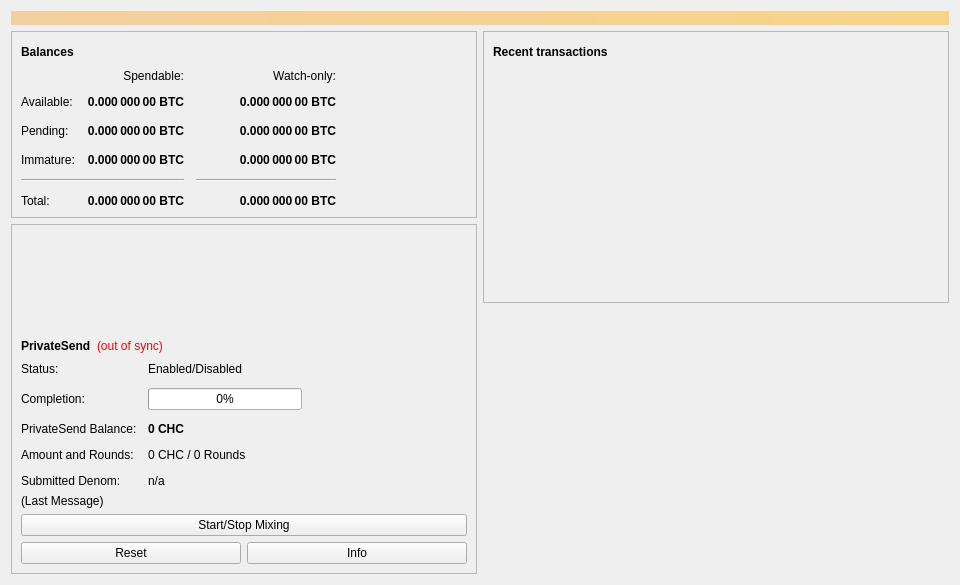
Old version of the form src/qt/forms/overviewpage.ui in the repository DreamShokk/bagicoin.
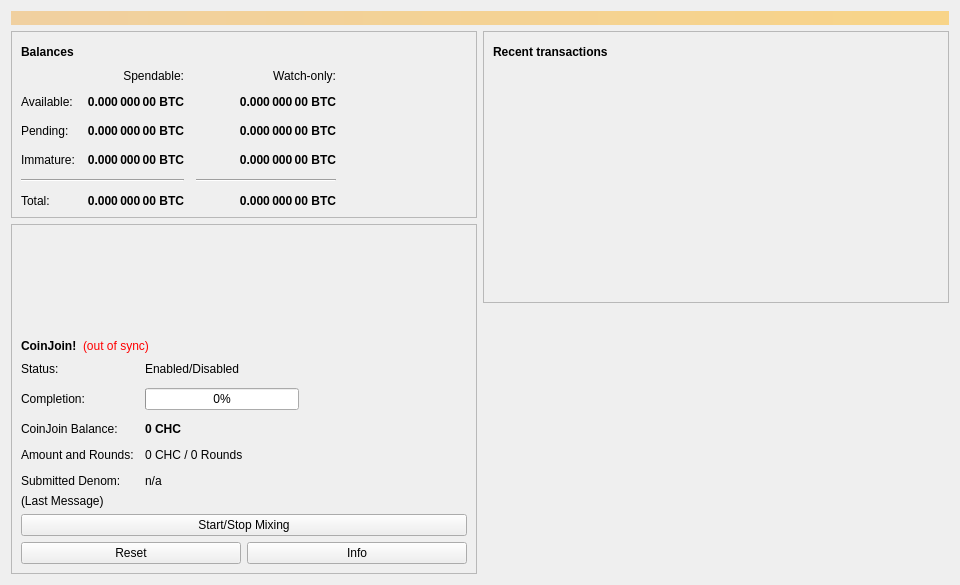
New version of the form. Icons and pictures are not drawn.

Commit message: [modules] replace PrivateSend with CoinJoin!

```diff
--- a/src/qt/forms/overviewpage.ui
+++ b/src/qt/forms/overviewpage.ui
@@ -448,7 +448,7 @@
                </font>
               </property>
               <property name="text">
-               <string>PrivateSend</string>
+               <string>CoinJoin!</string>
               </property>
              </widget>
             </item>
@@ -531,7 +531,7 @@
             <item row="2" column="0">
              <widget class="QLabel" name="labelAnonymizedText">
               <property name="text">
-               <string>PrivateSend Balance:</string>
+               <string>CoinJoin Balance:</string>
               </property>
              </widget>
             </item>
```
Left out of the diff: 34 changed lines with no effect on the pictures. The commit also changes 73 other files.
